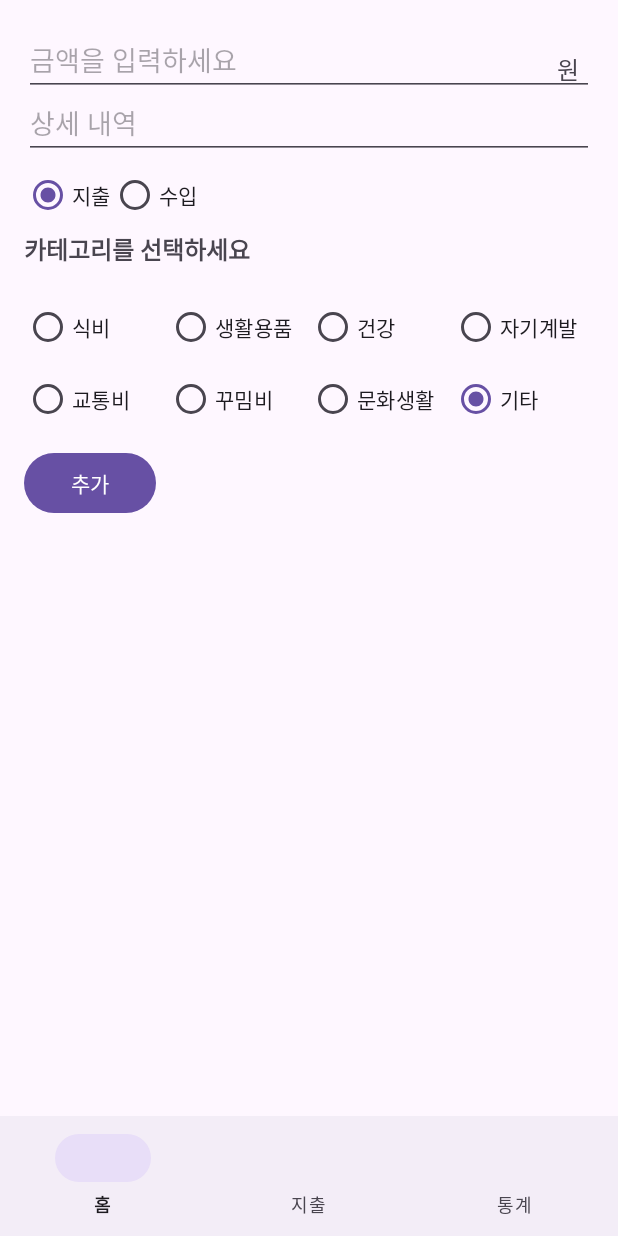
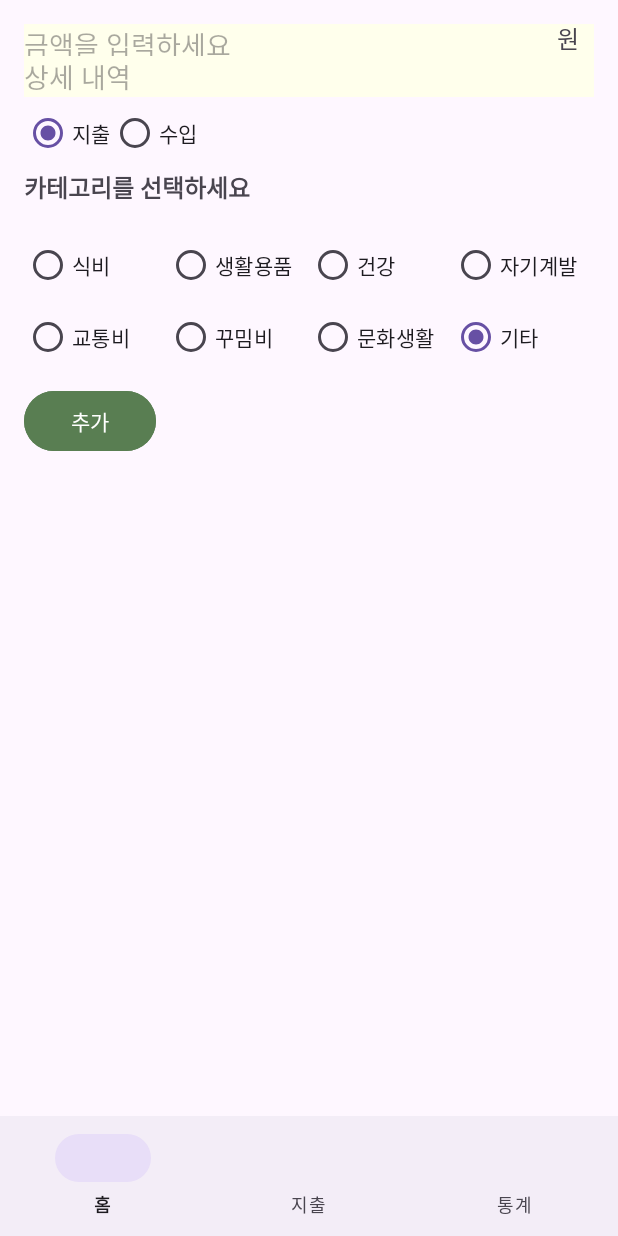
Before and after one commit to sujikim1130/SWU_GURU2_8, an Android app: the fragment ExpenseFragment placed in its activity, on a phone screen of 412 x 824 dp. Run offline under Robolectric (Android 15) with nearby library versions, the phone set to English and light mode, and no system bars.

Commit message:
세부날짜 화면 색상 수정

```diff
--- a/app/src/main/res/layout/fragment_expense.xml
+++ b/app/src/main/res/layout/fragment_expense.xml
@@ -11,7 +11,8 @@
         android:layout_height="wrap_content"
         android:hint="금액을 입력하세요"
         android:inputType="numberDecimal"
-        android:paddingEnd="40dp"/>
+        android:paddingEnd="40dp"
+        android:background="@color/ivory"/>
 
     <TextView
         android:id="@+id/amountUnitTextView"
@@ -30,7 +31,8 @@
         android:layout_width="match_parent"
         android:layout_height="wrap_content"
         android:hint="상세 내역"
-        android:privateImeOptions="defaultInputMode = korean"/>
+        android:privateImeOptions="defaultInputMode = korean"
+        android:background="@color/ivory"/>
 
     <RadioGroup
         android:id="@+id/radioGroupTransactionType"
@@ -132,7 +134,8 @@
         android:id="@+id/buttonAdd"
         android:layout_width="wrap_content"
         android:layout_height="wrap_content"
-        android:text="추가" />
+        android:text="추가"
+        android:backgroundTint="@color/green"/>
 
     <androidx.recyclerview.widget.RecyclerView
         android:id="@+id/recyclerViewExpenses"
--- a/app/src/main/res/layout/item_expense.xml
+++ b/app/src/main/res/layout/item_expense.xml
@@ -13,7 +13,8 @@
         android:layout_weight="1"
         android:textSize="18sp"
         android:gravity="start"
-        android:text="내역" />
+        android:text="내역"
+        android:background="@color/beige"/>
 
     <TextView
         android:id="@+id/textAmount"
@@ -21,7 +22,8 @@
         android:layout_height="wrap_content"
         android:textSize="18sp"
         android:gravity="end"
-        android:text="- 0원" />
+        android:text="- 0원"
+        android:background="@color/beige"/>
 
     <!-- 만족도 버튼 (이모지 사용) -->
     <ImageView
--- a/app/src/main/res/values/colors.xml
+++ b/app/src/main/res/values/colors.xml
@@ -5,4 +5,9 @@
     <color name="gray">#888888</color>
     <color name="red">#FF6347</color>
     <color name="blue">#4169E1</color>
+
+    <color name="ivory">#FFFFEC</color>
+    <color name="beige">#F1E4C3</color>
+    <color name="brown">#C6A969</color>
+    <color name="green">#597E52</color>
 </resources>
```
